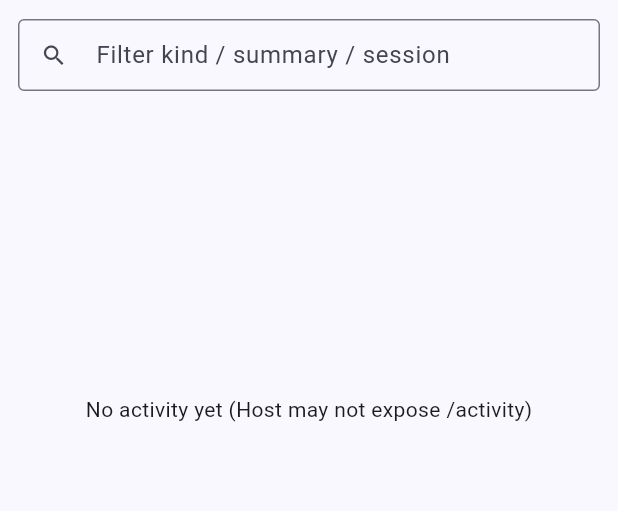
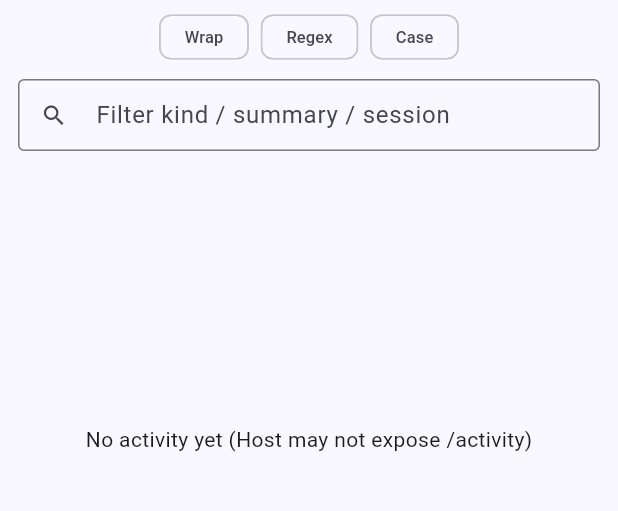
Before and after one commit to mengmenglin123/AgentDeck, a Flutter app: the ActivityScreen screen opened directly with empty values, on a phone screen of 412 x 824 dp, the part 515-1026 px from its top. Run offline on Flutter 3.47's test engine with Material 3 defaults, Android fonts, the phone set to English and light mode, and no system bars; our stand-ins replace flutter_secure_storage, shared_preferences; accounts and stored records are empty; network calls fail; statements that could not run were skipped.

Commit message:
feat: P4 — activity chips, MD frame/frameset, mock diff/patch/sdiff
0.1.142 parallel partials: Activity wrap/regex/case FilterChips;
MarkdownLite <frame>/<frameset>; mock diff/patch/sdiff with
help/which/type lockstep. 15/15 protocol tests.

```diff
--- a/apps/mobile/lib/screens/activity_screen.dart
+++ b/apps/mobile/lib/screens/activity_screen.dart
@@ -688,6 +688,32 @@ class _ActivityScreenState extends State<ActivityScreen> {
             ),
           ),
           Padding(
+            padding: const EdgeInsets.fromLTRB(12, 0, 12, 0),
+            child: Wrap(
+              spacing: 8,
+              children: [
+                FilterChip(
+                  label: Text('Wrap', style: const TextStyle(fontSize: 11)),
+                  selected: _wrapLines,
+                  onSelected: (v) => setState(() => _wrapLines = v),
+                  visualDensity: VisualDensity.compact,
+                ),
+                FilterChip(
+                  label: Text('Regex', style: const TextStyle(fontSize: 11)),
+                  selected: _queryRegex,
+                  onSelected: (v) => setState(() => _queryRegex = v),
+                  visualDensity: VisualDensity.compact,
+                ),
+                FilterChip(
+                  label: Text('Case', style: const TextStyle(fontSize: 11)),
+                  selected: _queryCase,
+                  onSelected: (v) => setState(() => _queryCase = v),
+                  visualDensity: VisualDensity.compact,
+                ),
+              ],
+            ),
+          ),
+          Padding(
             padding: const EdgeInsets.fromLTRB(12, 8, 12, 4),
             child: TextField(
               controller: _q,
--- a/apps/mobile/lib/screens/settings_screen.dart
+++ b/apps/mobile/lib/screens/settings_screen.dart
@@ -481,13 +481,13 @@ class _SettingsScreenState extends State<SettingsScreen> {
           ListTile(
             leading: const Icon(Icons.tag),
             title: const Text('App version'),
-            subtitle: _sub('0.1.141+141 · console only · protocol Mock/self-host'),
+            subtitle: _sub('0.1.142+142 · console only · protocol Mock/self-host'),
             trailing: IconButton(
               tooltip: 'Copy about',
               icon: const Icon(Icons.copy_outlined),
               onPressed: () async {
                 const text =
-                    'HuanHermes App 0.1.141+141\nconsole only · protocol Mock/self-host\nNo agent loop on device · tokens never in about text';
+                    'HuanHermes App 0.1.142+142\nconsole only · protocol Mock/self-host\nNo agent loop on device · tokens never in about text';
                 await Clipboard.setData(const ClipboardData(text: text));
                 if (context.mounted) {
                   ScaffoldMessenger.of(context).showSnackBar(
--- a/apps/mobile/pubspec.yaml
+++ b/apps/mobile/pubspec.yaml
@@ -1,7 +1,7 @@
 name: huanhermes_app
 description: HuanHermes remote console for Claude Code / Codex / Hermes hosts.
 publish_to: "none"
-version: 0.1.141+141
+version: 0.1.142+142
 
 environment:
   sdk: ">=3.3.0 <4.0.0"
```
Also changed, not shown: apps/mobile/lib/widgets/markdown_lite.dart (+20 -3 lines), 4 other files.
